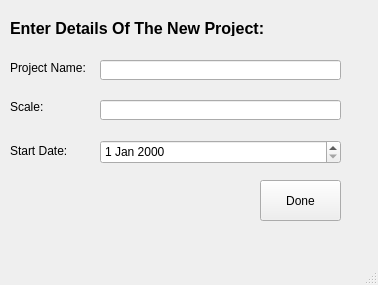
First picture: the form in Screens/AddProject.ui, repository msaadg/NGOConnect, before the edit.
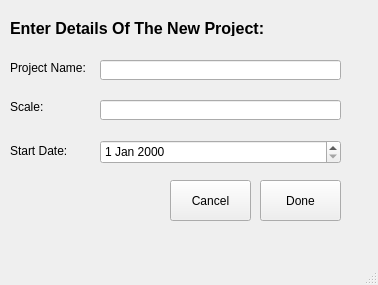
Second picture: the form after the edit.

Commit message: added cancellation buttons and worker search functionality

Diff of the .ui file:
```diff
--- a/Screens/AddProject.ui
+++ b/Screens/AddProject.ui
@@ -116,6 +116,19 @@
      </rect>
     </property>
    </widget>
+   <widget class="QPushButton" name="projectCancelBtn">
+    <property name="geometry">
+     <rect>
+      <x>170</x>
+      <y>180</y>
+      <width>81</width>
+      <height>41</height>
+     </rect>
+    </property>
+    <property name="text">
+     <string>Cancel</string>
+    </property>
+   </widget>
   </widget>
   <widget class="QMenuBar" name="menubar">
    <property name="geometry">
```
The commit also changes 27 other files.
